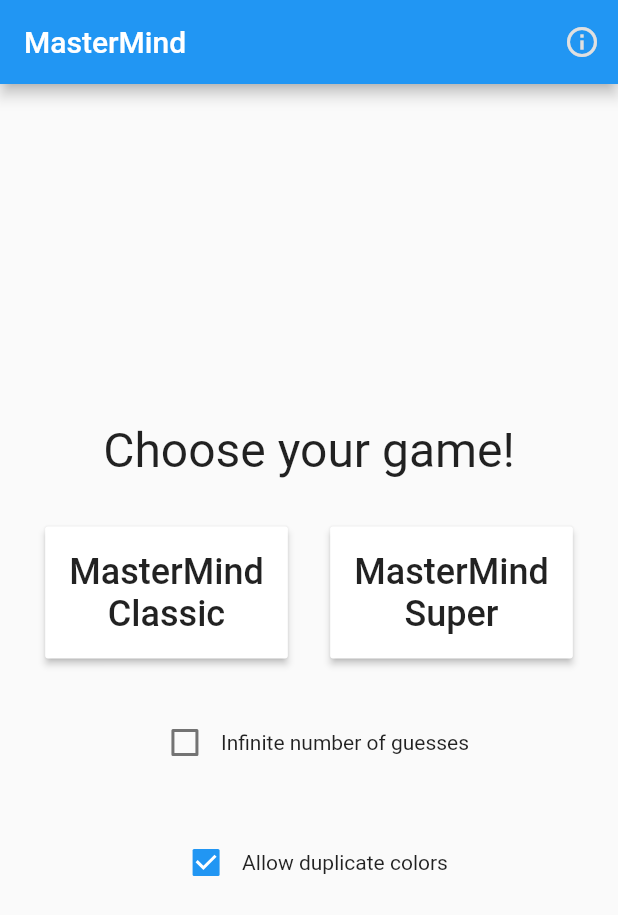
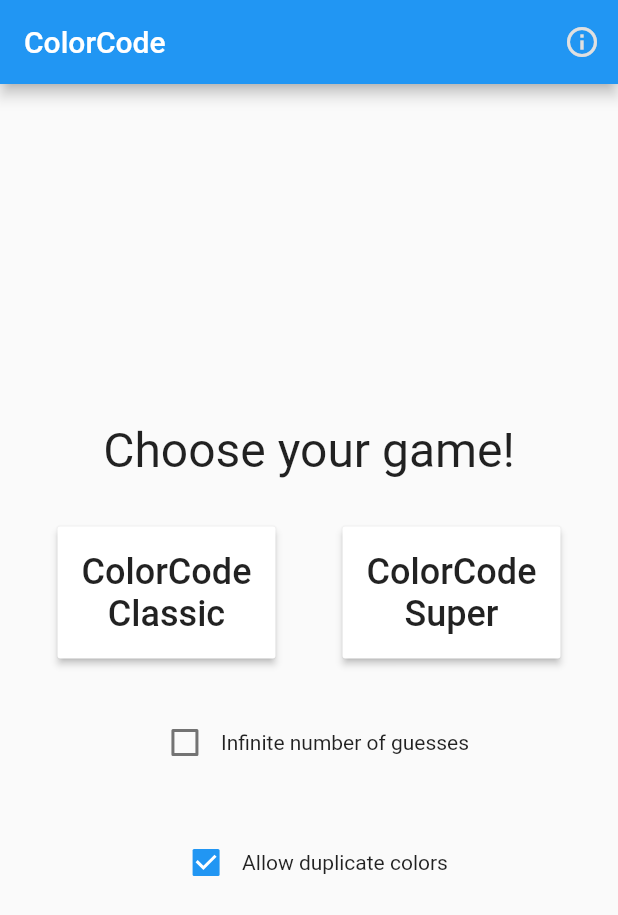
Before and after one commit to demogames/colorcode, a Flutter app: the screen it shows after launch, on a phone screen of 412 x 824 dp. Shown: the top 915 px of the screen. Run offline on Flutter 3.47's test engine with Material 2 defaults, Android fonts, the phone set to English and light mode, and no system bars.

```diff
--- a/lib/MasterMindApp.dart
+++ b/lib/ColorCodeApp.dart
@@ -1,34 +1,34 @@
 import 'package:flutter/material.dart';
 
-import 'package:mastermind/localization.dart';
-import 'package:mastermind/models.dart';
-import 'package:mastermind/routes.dart';
-import 'package:mastermind/screens/HomeScreen.dart';
-import 'package:mastermind/screens/GameScreen.dart';
-import 'package:mastermind/screens/AboutScreen.dart';
-import 'package:mastermind/typedefs.dart';
+import 'package:colorcode/localization.dart';
+import 'package:colorcode/models.dart';
+import 'package:colorcode/routes.dart';
+import 'package:colorcode/screens/HomeScreen.dart';
+import 'package:colorcode/screens/GameScreen.dart';
+import 'package:colorcode/screens/AboutScreen.dart';
+import 'package:colorcode/typedefs.dart';
 
-class MasterMindApp extends StatefulWidget {
+class ColorCodeApp extends StatefulWidget {
 
   @override
-  State<StatefulWidget> createState() => MasterMindAppState();
+  State<StatefulWidget> createState() => ColorCodeAppState();
 }
 
-class MasterMindAppState extends State<MasterMindApp> {
+class ColorCodeAppState extends State<ColorCodeApp> {
   AppState appState = AppState();
 
   @override
   Widget build(BuildContext context) {
     return new MaterialApp(
-      title: MasterMindLocalizations().appTitle,
+      title: ColorCodeLocalizations().appTitle,
       theme: new ThemeData(
         primarySwatch: Colors.blue,
       ),
       localizationsDelegates: [
-        MasterMindLocalizationsDelegate(),
+        ColorCodeLocalizationsDelegate(),
       ],
       routes: {
-        MasterMindRoutes.home: (context) =>
+        ColorCodeRoutes.home: (context) =>
             HomeScreen(
               appState: appState,
               startGame: startGame,
@@ -36,14 +36,14 @@ class MasterMindAppState extends State<MasterMindApp> {
               enableDuplicateColors: enableDuplicateColors,
               initGame: initGame,
             ),
-        MasterMindRoutes.game: (context) =>
+        ColorCodeRoutes.game: (context) =>
             GameScreen(
               appState: appState,
               restartGame: startGame,
               checkGuess: checkGuess,
               setColor: setColor,
             ),
-        MasterMindRoutes.about: (context) =>
+        ColorCodeRoutes.about: (context) =>
             AboutScreen(
 
             )
--- a/lib/keys.dart
+++ b/lib/keys.dart
@@ -1,6 +1,6 @@
 import 'package:flutter/widgets.dart';
 
-class MasterMindKeys {
+class ColorCodeKeys {
   static final homeScreen = const Key('__homeScreen__');
   static final gameScreen = const Key('__gameScreen__');
 }
--- a/lib/localization.dart
+++ b/lib/localization.dart
@@ -2,31 +2,31 @@ import 'dart:async';
 
 import 'package:flutter/material.dart';
 
-class MasterMindLocalizations {
-  static MasterMindLocalizations of(BuildContext context) {
-    return Localizations.of<MasterMindLocalizations>(
+class ColorCodeLocalizations {
+  static ColorCodeLocalizations of(BuildContext context) {
+    return Localizations.of<ColorCodeLocalizations>(
       context,
-      MasterMindLocalizations
+      ColorCodeLocalizations
     );
   }
 
-  String get appTitle => "MasterMind";
+  String get appTitle => "ColorCode";
   String get infiniteGuesses => "Infinite number of guesses";
   String get allowDuplicateColors => "Allow duplicate colors";
-  String get masterMindClassic => "MasterMind Classic";
-  String get masterMindSuper => "MasterMind Super";
+  String get colorCodeClassic => "ColorCode Classic";
+  String get colorCodeSuper => "ColorCode Super";
   String get chooseGame => "Choose your game!";
   String get about => "About";
   String get guessesMade => "Guesses Made";
 }
 
-class MasterMindLocalizationsDelegate extends LocalizationsDelegate<MasterMindLocalizations> {
+class ColorCodeLocalizationsDelegate extends LocalizationsDelegate<ColorCodeLocalizations> {
   @override
   bool isSupported(Locale locale) => locale.languageCode.toLowerCase().contains("en");
 
   @override
-  Future<MasterMindLocalizations> load(Locale locale) => Future(() => MasterMindLocalizations());
+  Future<ColorCodeLocalizations> load(Locale locale) => Future(() => ColorCodeLocalizations());
 
   @override
-  bool shouldReload(LocalizationsDelegate<MasterMindLocalizations> old) => false;
+  bool shouldReload(LocalizationsDelegate<ColorCodeLocalizations> old) => false;
 }
--- a/lib/main.dart
+++ b/lib/main.dart
@@ -1,5 +1,5 @@
 import 'package:flutter/material.dart';
 
-import 'package:mastermind/MasterMindApp.dart';
+import 'package:colorcode/ColorCodeApp.dart';
 
-void main() => runApp(MasterMindApp());
+void main() => runApp(ColorCodeApp());
--- a/lib/models.dart
+++ b/lib/models.dart
@@ -1,7 +1,7 @@
 import 'dart:math';
 
 import 'package:flutter/material.dart';
-import 'package:mastermind/typedefs.dart';
+import 'package:colorcode/typedefs.dart';
 
 class AppState {
 
--- a/lib/routes.dart
+++ b/lib/routes.dart
@@ -1,4 +1,4 @@
-class MasterMindRoutes {
+class ColorCodeRoutes {
   static final home = "/";
   static final game = "/game";
   static final about = "/about";
--- a/lib/screens/AboutScreen.dart
+++ b/lib/screens/AboutScreen.dart
@@ -1,13 +1,13 @@
 
 import 'package:flutter/material.dart';
-import 'package:mastermind/localization.dart';
+import 'package:colorcode/localization.dart';
 
 class AboutScreen extends StatelessWidget {
   @override
   Widget build(BuildContext context) {
     return new Scaffold(
       appBar: new AppBar(
-        title: Text(MasterMindLocalizations.of(context).about)
+        title: Text(ColorCodeLocalizations.of(context).about)
       ),
       body: new ListView(
         children: <Widget>[
--- a/lib/screens/GameScreen.dart
+++ b/lib/screens/GameScreen.dart
@@ -1,14 +1,14 @@
 import 'package:flutter/material.dart';
-import 'package:mastermind/routes.dart';
-import 'package:mastermind/typedefs.dart';
+import 'package:colorcode/routes.dart';
+import 'package:colorcode/typedefs.dart';
 
-import 'package:mastermind/widgets/CodeWidget.dart';
-import 'package:mastermind/keys.dart';
-import 'package:mastermind/localization.dart';
-import 'package:mastermind/models.dart';
-import 'package:mastermind/widgets/ColorChooser.dart';
-import 'package:mastermind/widgets/HintWidget.dart';
-import 'package:mastermind/widgets/StatsWidget.dart';
+import 'package:colorcode/widgets/CodeWidget.dart';
+import 'package:colorcode/keys.dart';
+import 'package:colorcode/localization.dart';
+import 'package:colorcode/models.dart';
+import 'package:colorcode/widgets/ColorChooser.dart';
+import 'package:colorcode/widgets/HintWidget.dart';
+import 'package:colorcode/widgets/StatsWidget.dart';
 
 class GameScreen extends StatefulWidget {
   final AppState appState;
@@ -21,7 +21,7 @@ class GameScreen extends StatefulWidget {
     @required this.restartGame,
     @required this.setColor,
     @required this.checkGuess
-  }) : super(key : MasterMindKeys.gameScreen);
+  }) : super(key : ColorCodeKeys.gameScreen);
 
   @override
   createState() => new GameScreenState();
@@ -33,8 +33,8 @@ class GameScreenState extends State<GameScreen> {
     return new Scaffold(
       appBar: new AppBar(
         title: widget.appState.gameType == GameType.CLASSIC
-          ? Text(MasterMindLocalizations.of(context).masterMindClassic)
-          : Text(MasterMindLocalizations.of(context).masterMindSuper),
+          ? Text(ColorCodeLocalizations.of(context).colorCodeClassic)
+          : Text(ColorCodeLocalizations.of(context).colorCodeSuper),
         actions: <Widget>[
           new IconButton(
             icon: new Icon(
@@ -51,7 +51,7 @@ class GameScreenState extends State<GameScreen> {
             ),
             tooltip: "about",
             onPressed: () {
-              Navigator.pushNamed(context, MasterMindRoutes.about);
+              Navigator.pushNamed(context, ColorCodeRoutes.about);
             },
           ),
         ],
--- a/lib/screens/HomeScreen.dart
+++ b/lib/screens/HomeScreen.dart
@@ -1,10 +1,10 @@
 import 'package:flutter/material.dart';
 
-import 'package:mastermind/keys.dart';
-import 'package:mastermind/localization.dart';
-import 'package:mastermind/models.dart';
-import 'package:mastermind/routes.dart';
-import 'package:mastermind/typedefs.dart';
+import 'package:colorcode/keys.dart';
+import 'package:colorcode/localization.dart';
+import 'package:colorcode/models.dart';
+import 'package:colorcode/routes.dart';
+import 'package:colorcode/typedefs.dart';
 
 class HomeScreen extends StatefulWidget {
   final AppState appState;
@@ -19,7 +19,7 @@ class HomeScreen extends StatefulWidget {
     @required this.enableInfiniteGuesses,
     @required this.enableDuplicateColors,
     @required this.initGame,
-  }) : super(key: MasterMindKeys.homeScreen);
+  }) : super(key: ColorCodeKeys.homeScreen);
 
   @override
   createState() => HomeScreenState();
@@ -30,7 +30,7 @@ class HomeScreenState extends State<HomeScreen> {
   Widget build(BuildContext context) {
     return Scaffold(
       appBar: AppBar(
-        title: Text(MasterMindLocalizations.of(context).appTitle),
+        title: Text(ColorCodeLocalizations.of(context).appTitle),
         actions: <Widget>[
           new IconButton(
             icon: new Icon(
@@ -39,7 +39,7 @@ class HomeScreenState extends State<HomeScreen> {
             ),
             tooltip: "about",
             onPressed: () {
-              Navigator.pushNamed(context, MasterMindRoutes.about);
+              Navigator.pushNamed(context, ColorCodeRoutes.about);
             },
           ),
         ],
@@ -50,7 +50,7 @@ class HomeScreenState extends State<HomeScreen> {
           new Padding(
             padding: new EdgeInsets.all(16.0),
             child: new Text(
-              MasterMindLocalizations.of(context).chooseGame,
+              ColorCodeLocalizations.of(context).chooseGame,
               style: new TextStyle(
                 fontSize: 32.0,
               ),
@@ -66,10 +66,10 @@ class HomeScreenState extends State<HomeScreen> {
                 new RaisedButton (
                   onPressed: () {
                     widget.initGame(GameType.CLASSIC);
-                    Navigator.pushNamed(context, MasterMindRoutes.game);
+                    Navigator.pushNamed(context, ColorCodeRoutes.game);
                   },
                   child: new Text(
-                    MasterMindLocalizations.of(context).masterMindClassic.replaceAll(' ', '\n'),
+                    ColorCodeLocalizations.of(context).colorCodeClassic.replaceAll(' ', '\n'),
                     style: new TextStyle(
                       fontSize: 24.0,
                     ),
@@ -83,10 +83,10 @@ class HomeScreenState extends State<HomeScreen> {
                 new RaisedButton(
                   onPressed: () {
                     widget.initGame(GameType.SUPER);
-                    Navigator.pushNamed(context, MasterMindRoutes.game);
+                    Navigator.pushNamed(context, ColorCodeRoutes.game);
                   },
                   child: new Text(
-                    MasterMindLocalizations.of(context).masterMindSuper.replaceAll(' ', '\n'),
+                    ColorCodeLocalizations.of(context).colorCodeSuper.replaceAll(' ', '\n'),
                     style: new TextStyle(
                       fontSize: 24.0,
                     ),
@@ -110,7 +110,7 @@ class HomeScreenState extends State<HomeScreen> {
                   onChanged: widget.enableInfiniteGuesses,
                 ),
                 new Text(
-                  MasterMindLocalizations.of(context).infiniteGuesses
+                  ColorCodeLocalizations.of(context).infiniteGuesses
                 ),
               ],
             )
@@ -125,7 +125,7 @@ class HomeScreenState extends State<HomeScreen> {
                   onChanged: widget.enableDuplicateColors,
                 ),
                 new Text(
-                    MasterMindLocalizations.of(context).allowDuplicateColors
+                    ColorCodeLocalizations.of(context).allowDuplicateColors
                 ),
               ],
             )
--- a/lib/widgets/CodeWidget.dart
+++ b/lib/widgets/CodeWidget.dart
@@ -1,7 +1,7 @@
 import 'package:flutter/material.dart';
 
-import 'package:mastermind/models.dart';
-import 'package:mastermind/typedefs.dart';
+import 'package:colorcode/models.dart';
+import 'package:colorcode/typedefs.dart';
 
 class CodeWidget extends StatelessWidget {
   final Code code;
--- a/lib/widgets/ColorChooser.dart
+++ b/lib/widgets/ColorChooser.dart
@@ -1,6 +1,6 @@
 import 'package:flutter/material.dart';
 
-import 'package:mastermind/models.dart';
+import 'package:colorcode/models.dart';
 
 class ColorChooser extends StatelessWidget {
   final int colorCount;
--- a/lib/widgets/HintWidget.dart
+++ b/lib/widgets/HintWidget.dart
@@ -1,5 +1,5 @@
 import 'package:flutter/material.dart';
-import 'package:mastermind/models.dart';
+import 'package:colorcode/models.dart';
 
 class HintWidget extends StatelessWidget {
   final int _pinCount;
--- a/lib/widgets/StatsWidget.dart
+++ b/lib/widgets/StatsWidget.dart
@@ -1,6 +1,6 @@
 import 'package:flutter/material.dart';
-import 'package:mastermind/localization.dart';
-import 'package:mastermind/models.dart';
+import 'package:colorcode/localization.dart';
+import 'package:colorcode/models.dart';
 
 class StatsWidget extends StatelessWidget {
   final AppState appState;
@@ -19,7 +19,7 @@ class StatsWidget extends StatelessWidget {
           mainAxisAlignment: MainAxisAlignment.center,
           children: <Widget>[
             new Text(
-                MasterMindLocalizations.of(context).guessesMade
+                ColorCodeLocalizations.of(context).guessesMade
             ),
             new Text(
               appState.guesses.length.toString().padLeft(3)
--- a/pubspec.yaml
+++ b/pubspec.yaml
@@ -1,5 +1,5 @@
-name: mastermind
-description: A Mastermind-like Puzzle Game
+name: colorcode
+description: A Colorcode-like Puzzle Game
 
 dependencies:
   flutter:
```
Also changed, not shown: assets/icons/logo.svg, 56 other files.
